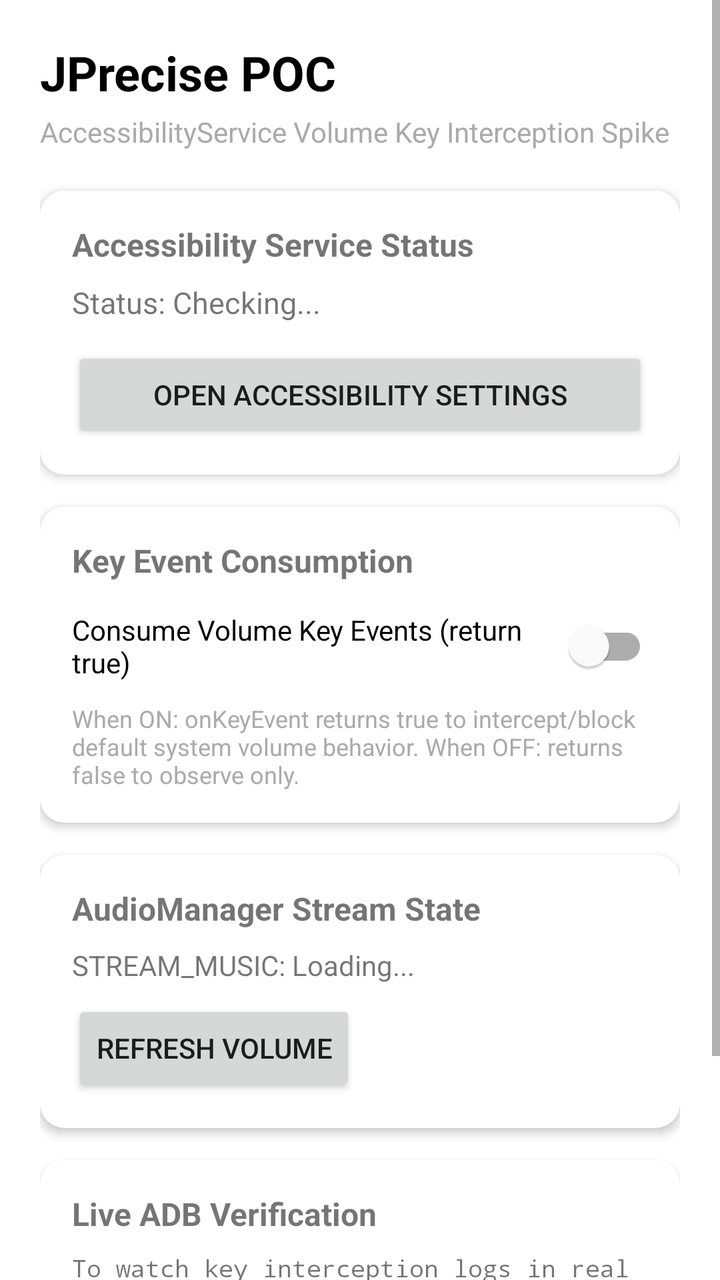
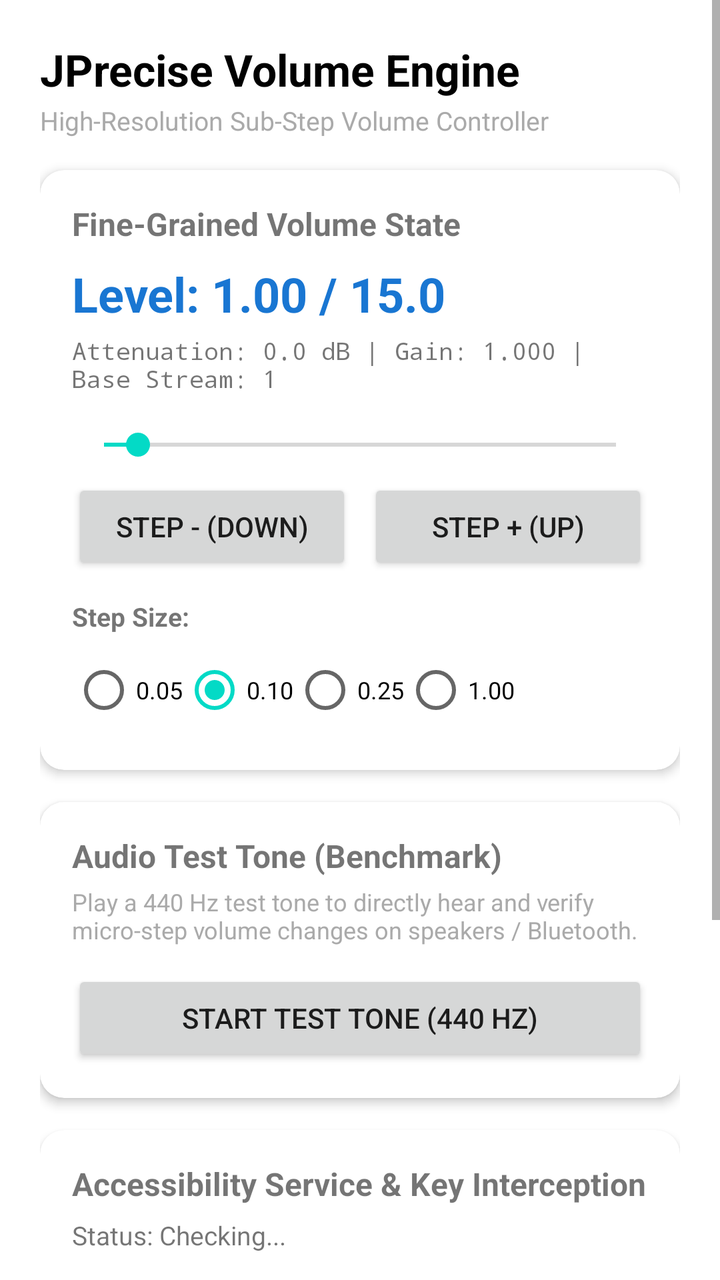

Two renders of the same Android screen: before a commit and after it. Below are the layout's source before the change and the commit's diff.
<!-- AndroidManifest.xml: application theme Theme.JPrecise -->
<!-- res/layout/activity_main.xml -->
<?xml version="1.0" encoding="utf-8"?>
<ScrollView xmlns:android="http://schemas.android.com/apk/res/android"
    xmlns:app="http://schemas.android.com/apk/res-auto"
    xmlns:tools="http://schemas.android.com/tools"
    android:layout_width="match_parent"
    android:layout_height="match_parent"
    android:fillViewport="true"
    tools:context=".MainActivity">

    <LinearLayout
        android:layout_width="match_parent"
        android:layout_height="wrap_content"
        android:orientation="vertical"
        android:padding="20dp">

        <TextView
            android:id="@+id/tv_title"
            android:layout_width="wrap_content"
            android:layout_height="wrap_content"
            android:text="JPrecise POC"
            android:textSize="24sp"
            android:textStyle="bold"
            android:textColor="@android:color/black" />

        <TextView
            android:id="@+id/tv_subtitle"
            android:layout_width="wrap_content"
            android:layout_height="wrap_content"
            android:layout_marginTop="4dp"
            android:text="AccessibilityService Volume Key Interception Spike"
            android:textSize="14sp"
            android:textColor="@android:color/darker_gray" />

        
        <com.google.android.material.card.MaterialCardView
            android:layout_width="match_parent"
            android:layout_height="wrap_content"
            android:layout_marginTop="20dp"
            app:cardCornerRadius="12dp"
            app:cardElevation="3dp"
            app:contentPadding="16dp">

            <LinearLayout
                android:layout_width="match_parent"
                android:layout_height="wrap_content"
                android:orientation="vertical">

                <TextView
                    android:layout_width="wrap_content"
                    android:layout_height="wrap_content"
                    android:text="Accessibility Service Status"
                    android:textStyle="bold"
                    android:textSize="16sp" />

                <TextView
                    android:id="@+id/tv_service_status"
                    android:layout_width="wrap_content"
                    android:layout_height="wrap_content"
                    android:layout_marginTop="8dp"
                    android:text="Status: Checking..."
                    android:textSize="15sp" />

                <Button
                    android:id="@+id/btn_open_accessibility"
                    android:layout_width="match_parent"
                    android:layout_height="wrap_content"
                    android:layout_marginTop="12dp"
                    android:text="Open Accessibility Settings" />

            </LinearLayout>
        </com.google.android.material.card.MaterialCardView>

        
        <com.google.android.material.card.MaterialCardView
            android:layout_width="match_parent"
            android:layout_height="wrap_content"
            android:layout_marginTop="16dp"
            app:cardCornerRadius="12dp"
            app:cardElevation="3dp"
            app:contentPadding="16dp">

            <LinearLayout
                android:layout_width="match_parent"
                android:layout_height="wrap_content"
                android:orientation="vertical">

                <TextView
                    android:layout_width="wrap_content"
                    android:layout_height="wrap_content"
                    android:text="Key Event Consumption"
                    android:textStyle="bold"
                    android:textSize="16sp" />

                <com.google.android.material.switchmaterial.SwitchMaterial
                    android:id="@+id/switch_consume_keys"
                    android:layout_width="match_parent"
                    android:layout_height="wrap_content"
                    android:layout_marginTop="8dp"
                    android:text="Consume Volume Key Events (return true)" />

                <TextView
                    android:layout_width="wrap_content"
                    android:layout_height="wrap_content"
                    android:layout_marginTop="4dp"
                    android:text="When ON: onKeyEvent returns true to intercept/block default system volume behavior. When OFF: returns false to observe only."
                    android:textSize="12sp"
                    android:textColor="@android:color/darker_gray" />

            </LinearLayout>
        </com.google.android.material.card.MaterialCardView>

        
        <com.google.android.material.card.MaterialCardView
            android:layout_width="match_parent"
            android:layout_height="wrap_content"
            android:layout_marginTop="16dp"
            app:cardCornerRadius="12dp"
            app:cardElevation="3dp"
            app:contentPadding="16dp">

            <LinearLayout
                android:layout_width="match_parent"
                android:layout_height="wrap_content"
                android:orientation="vertical">

                <TextView
                    android:layout_width="wrap_content"
                    android:layout_height="wrap_content"
                    android:text="AudioManager Stream State"
                    android:textStyle="bold"
                    android:textSize="16sp" />

                <TextView
                    android:id="@+id/tv_audio_info"
                    android:layout_width="wrap_content"
                    android:layout_height="wrap_content"
                    android:layout_marginTop="8dp"
                    android:text="STREAM_MUSIC: Loading..."
                    android:textSize="14sp" />

                <Button
                    android:id="@+id/btn_refresh_volume"
                    android:layout_width="wrap_content"
                    android:layout_height="wrap_content"
                    android:layout_marginTop="8dp"
                    android:text="Refresh Volume" />

            </LinearLayout>
        </com.google.android.material.card.MaterialCardView>

        
        <com.google.android.material.card.MaterialCardView
            android:layout_width="match_parent"
            android:layout_height="wrap_content"
            android:layout_marginTop="16dp"
            app:cardCornerRadius="12dp"
            app:cardElevation="3dp"
            app:contentPadding="16dp">

            <LinearLayout
                android:layout_width="match_parent"
                android:layout_height="wrap_content"
                android:orientation="vertical">

                <TextView
                    android:layout_width="wrap_content"
                    android:layout_height="wrap_content"
                    android:text="Live ADB Verification"
                    android:textStyle="bold"
                    android:textSize="16sp" />

                <TextView
                    android:layout_width="wrap_content"
                    android:layout_height="wrap_content"
                    android:layout_marginTop="8dp"
                    android:text="To watch key interception logs in real time:\n\nadb logcat -s JPrecise:V\n\nTo simulate key presses:\nadb shell input keyevent 24  # Vol UP\nadb shell input keyevent 25  # Vol DOWN"
                    android:fontFamily="monospace"
                    android:textSize="12sp" />

            </LinearLayout>
        </com.google.android.material.card.MaterialCardView>

    </LinearLayout>
</ScrollView>
<!-- resources referenced by this layout -->
<resources>
  <style name="Theme.JPrecise" parent="Theme.MaterialComponents.DayNight.DarkActionBar">
          <item name="colorPrimary">#6200EE</item>
          <item name="colorPrimaryVariant">#3700B3</item>
          <item name="colorOnPrimary">#FFFFFF</item>
      </style>
</resources>

<!-- the commit's change to res/layout/activity_main.xml (unified diff, before → after) -->
@@ -17,8 +17,8 @@
             android:id="@+id/tv_title"
             android:layout_width="wrap_content"
             android:layout_height="wrap_content"
-            android:text="JPrecise POC"
-            android:textSize="24sp"
+            android:text="JPrecise Volume Engine"
+            android:textSize="22sp"
             android:textStyle="bold"
             android:textColor="@android:color/black" />
 
@@ -26,29 +26,188 @@
             android:id="@+id/tv_subtitle"
             android:layout_width="wrap_content"
             android:layout_height="wrap_content"
-            android:layout_marginTop="4dp"
-            android:text="AccessibilityService Volume Key Interception Spike"
-            android:textSize="14sp"
+            android:layout_marginTop="2dp"
+            android:text="High-Resolution Sub-Step Volume Controller"
+            android:textSize="13sp"
             android:textColor="@android:color/darker_gray" />
 
         
         <com.google.android.material.card.MaterialCardView
             android:layout_width="match_parent"
             android:layout_height="wrap_content"
-            android:layout_marginTop="20dp"
-            app:cardCornerRadius="12dp"
-            app:cardElevation="3dp"
-            app:contentPadding="16dp">
-
-            <LinearLayout
-                android:layout_width="match_parent"
-                android:layout_height="wrap_content"
-                android:orientation="vertical">
-
-                <TextView
-                    android:layout_width="wrap_content"
-                    android:layout_height="wrap_content"
-                    android:text="Accessibility Service Status"
+            android:layout_marginTop="16dp"
+            app:cardCornerRadius="12dp"
+            app:cardElevation="3dp"
+            app:contentPadding="16dp">
+
+            <LinearLayout
+                android:layout_width="match_parent"
+                android:layout_height="wrap_content"
+                android:orientation="vertical">
+
+                <TextView
+                    android:layout_width="wrap_content"
+                    android:layout_height="wrap_content"
+                    android:text="Fine-Grained Volume State"
+                    android:textStyle="bold"
+                    android:textSize="16sp" />
+
+                <TextView
+                    android:id="@+id/tv_fine_volume_level"
+                    android:layout_width="wrap_content"
+                    android:layout_height="wrap_content"
+                    android:layout_marginTop="8dp"
+                    android:text="Level: 1.00 / 15.0"
+                    android:textSize="24sp"
+                    android:textStyle="bold"
+                    android:textColor="#1976D2" />
+
+                <TextView
+                    android:id="@+id/tv_fine_volume_details"
+                    android:layout_width="wrap_content"
+                    android:layout_height="wrap_content"
+                    android:layout_marginTop="4dp"
+                    android:text="Attenuation: 0.0 dB | Gain: 1.000 | Base Stream: 1"
+                    android:fontFamily="monospace"
+                    android:textSize="12sp" />
+
+                <SeekBar
+                    android:id="@+id/seekbar_fine_volume"
+                    android:layout_width="match_parent"
+                    android:layout_height="wrap_content"
+                    android:layout_marginTop="16dp"
+                    android:max="150"
+                    android:progress="10" />
+
+                <LinearLayout
+                    android:layout_width="match_parent"
+                    android:layout_height="wrap_content"
+                    android:orientation="horizontal"
+                    android:layout_marginTop="8dp"
+                    android:weightSum="2">
+
+                    <Button
+                        android:id="@+id/btn_step_down"
+                        android:layout_width="0dp"
+                        android:layout_height="wrap_content"
+                        android:layout_weight="1"
+                        android:layout_marginEnd="4dp"
+                        android:text="Step - (Down)" />
+
+                    <Button
+                        android:id="@+id/btn_step_up"
+                        android:layout_width="0dp"
+                        android:layout_height="wrap_content"
+                        android:layout_weight="1"
+                        android:layout_marginStart="4dp"
+                        android:text="Step + (Up)" />
+                </LinearLayout>
+
+                <TextView
+                    android:layout_width="wrap_content"
+                    android:layout_height="wrap_content"
+                    android:layout_marginTop="12dp"
+                    android:text="Step Size:"
+                    android:textStyle="bold"
+                    android:textSize="13sp" />
+
+                <RadioGroup
+                    android:id="@+id/rg_step_size"
+                    android:layout_width="match_parent"
+                    android:layout_height="wrap_content"
+                    android:orientation="horizontal"
+                    android:layout_marginTop="4dp">
+
+                    <RadioButton
+                        android:id="@+id/rb_step_005"
+                        android:layout_width="wrap_content"
+                        android:layout_height="wrap_content"
+                        android:text="0.05"
+                        android:textSize="12sp" />
+
+                    <RadioButton
+                        android:id="@+id/rb_step_010"
+                        android:layout_width="wrap_content"
+                        android:layout_height="wrap_content"
+                        android:text="0.10"
+                        android:checked="true"
+                        android:textSize="12sp" />
+
+                    <RadioButton
+                        android:id="@+id/rb_step_025"
+                        android:layout_width="wrap_content"
+                        android:layout_height="wrap_content"
+                        android:text="0.25"
+                        android:textSize="12sp" />
+
+                    <RadioButton
+                        android:id="@+id/rb_step_100"
+                        android:layout_width="wrap_content"
+                        android:layout_height="wrap_content"
+                        android:text="1.00"
+                        android:textSize="12sp" />
+                </RadioGroup>
+
+            </LinearLayout>
+        </com.google.android.material.card.MaterialCardView>
+
+        
+        <com.google.android.material.card.MaterialCardView
+            android:layout_width="match_parent"
+            android:layout_height="wrap_content"
+            android:layout_marginTop="16dp"
+            app:cardCornerRadius="12dp"
+            app:cardElevation="3dp"
+            app:contentPadding="16dp">
+
+            <LinearLayout
+                android:layout_width="match_parent"
+                android:layout_height="wrap_content"
+                android:orientation="vertical">
+
+                <TextView
+                    android:layout_width="wrap_content"
+                    android:layout_height="wrap_content"
+                    android:text="Audio Test Tone (Benchmark)"
+                    android:textStyle="bold"
+                    android:textSize="16sp" />
+
+                <TextView
+                    android:layout_width="wrap_content"
+                    android:layout_height="wrap_content"
+                    android:layout_marginTop="4dp"
+                    android:text="Play a 440 Hz test tone to directly hear and verify micro-step volume changes on speakers / Bluetooth."
+                    android:textSize="12sp"
+                    android:textColor="@android:color/darker_gray" />
+
+                <Button
+                    android:id="@+id/btn_toggle_tone"
+                    android:layout_width="match_parent"
+                    android:layout_height="wrap_content"
+                    android:layout_marginTop="12dp"
+                    android:text="Start Test Tone (440 Hz)" />
+
+            </LinearLayout>
+        </com.google.android.material.card.MaterialCardView>
+
+        
+        <com.google.android.material.card.MaterialCardView
+            android:layout_width="match_parent"
+            android:layout_height="wrap_content"
+            android:layout_marginTop="16dp"
+            app:cardCornerRadius="12dp"
+            app:cardElevation="3dp"
+            app:contentPadding="16dp">
+
+            <LinearLayout
+                android:layout_width="match_parent"
+                android:layout_height="wrap_content"
+                android:orientation="vertical">
+
+                <TextView
+                    android:layout_width="wrap_content"
+                    android:layout_height="wrap_content"
+                    android:text="Accessibility Service &amp; Key Interception"
                     android:textStyle="bold"
                     android:textSize="16sp" />
 
@@ -56,15 +215,22 @@
                     android:id="@+id/tv_service_status"
                     android:layout_width="wrap_content"
                     android:layout_height="wrap_content"
-                    android:layout_marginTop="8dp"
+                    android:layout_marginTop="6dp"
                     android:text="Status: Checking..."
-                    android:textSize="15sp" />
+                    android:textSize="13sp" />
+
+                <com.google.android.material.switchmaterial.SwitchMaterial
+                    android:id="@+id/switch_consume_keys"
+                    android:layout_width="match_parent"
+                    android:layout_height="wrap_content"
+                    android:layout_marginTop="8dp"
+                    android:text="Route Hardware Volume Keys to Sub-Steps" />
 
                 <Button
                     android:id="@+id/btn_open_accessibility"
                     android:layout_width="match_parent"
                     android:layout_height="wrap_content"
-                    android:layout_marginTop="12dp"
+                    android:layout_marginTop="8dp"
                     android:text="Open Accessibility Settings" />
 
             </LinearLayout>
@@ -75,58 +241,20 @@
             android:layout_width="match_parent"
             android:layout_height="wrap_content"
             android:layout_marginTop="16dp"
-            app:cardCornerRadius="12dp"
-            app:cardElevation="3dp"
-            app:contentPadding="16dp">
-
-            <LinearLayout
-                android:layout_width="match_parent"
-                android:layout_height="wrap_content"
-                android:orientation="vertical">
-
-                <TextView
-                    android:layout_width="wrap_content"
-                    android:layout_height="wrap_content"
-                    android:text="Key Event Consumption"
-                    android:textStyle="bold"
-                    android:textSize="16sp" />
-
-                <com.google.android.material.switchmaterial.SwitchMaterial
-                    android:id="@+id/switch_consume_keys"
-                    android:layout_width="match_parent"
-                    android:layout_height="wrap_content"
-                    android:layout_marginTop="8dp"
-                    android:text="Consume Volume Key Events (return true)" />
-
-                <TextView
-                    android:layout_width="wrap_content"
-                    android:layout_height="wrap_content"
-                    android:layout_marginTop="4dp"
-                    android:text="When ON: onKeyEvent returns true to intercept/block default system volume behavior. When OFF: returns false to observe only."
-                    android:textSize="12sp"
-                    android:textColor="@android:color/darker_gray" />
-
-            </LinearLayout>
-        </com.google.android.material.card.MaterialCardView>
-
-        
-        <com.google.android.material.card.MaterialCardView
-            android:layout_width="match_parent"
-            android:layout_height="wrap_content"
-            android:layout_marginTop="16dp"
-            app:cardCornerRadius="12dp"
-            app:cardElevation="3dp"
-            app:contentPadding="16dp">
-
-            <LinearLayout
-                android:layout_width="match_parent"
-                android:layout_height="wrap_content"
-                android:orientation="vertical">
-
-                <TextView
-                    android:layout_width="wrap_content"
-                    android:layout_height="wrap_content"
-                    android:text="AudioManager Stream State"
+            android:layout_marginBottom="24dp"
+            app:cardCornerRadius="12dp"
+            app:cardElevation="3dp"
+            app:contentPadding="16dp">
+
+            <LinearLayout
+                android:layout_width="match_parent"
+                android:layout_height="wrap_content"
+                android:orientation="vertical">
+
+                <TextView
+                    android:layout_width="wrap_content"
+                    android:layout_height="wrap_content"
+                    android:text="AudioManager Live Status"
                     android:textStyle="bold"
                     android:textSize="16sp" />
 
@@ -134,46 +262,8 @@
                     android:id="@+id/tv_audio_info"
                     android:layout_width="wrap_content"
                     android:layout_height="wrap_content"
-                    android:layout_marginTop="8dp"
+                    android:layout_marginTop="6dp"
                     android:text="STREAM_MUSIC: Loading..."
-                    android:textSize="14sp" />
-
-                <Button
-                    android:id="@+id/btn_refresh_volume"
-                    android:layout_width="wrap_content"
-                    android:layout_height="wrap_content"
-                    android:layout_marginTop="8dp"
-                    android:text="Refresh Volume" />
-
-            </LinearLayout>
-        </com.google.android.material.card.MaterialCardView>
-
-        
-        <com.google.android.material.card.MaterialCardView
-            android:layout_width="match_parent"
-            android:layout_height="wrap_content"
-            android:layout_marginTop="16dp"
-            app:cardCornerRadius="12dp"
-            app:cardElevation="3dp"
-            app:contentPadding="16dp">
-
-            <LinearLayout
-                android:layout_width="match_parent"
-                android:layout_height="wrap_content"
-                android:orientation="vertical">
-
-                <TextView
-                    android:layout_width="wrap_content"
-                    android:layout_height="wrap_content"
-                    android:text="Live ADB Verification"
-                    android:textStyle="bold"
-                    android:textSize="16sp" />
-
-                <TextView
-                    android:layout_width="wrap_content"
-                    android:layout_height="wrap_content"
-                    android:layout_marginTop="8dp"
-                    android:text="To watch key interception logs in real time:\n\nadb logcat -s JPrecise:V\n\nTo simulate key presses:\nadb shell input keyevent 24  # Vol UP\nadb shell input keyevent 25  # Vol DOWN"
                     android:fontFamily="monospace"
                     android:textSize="12sp" />
 
